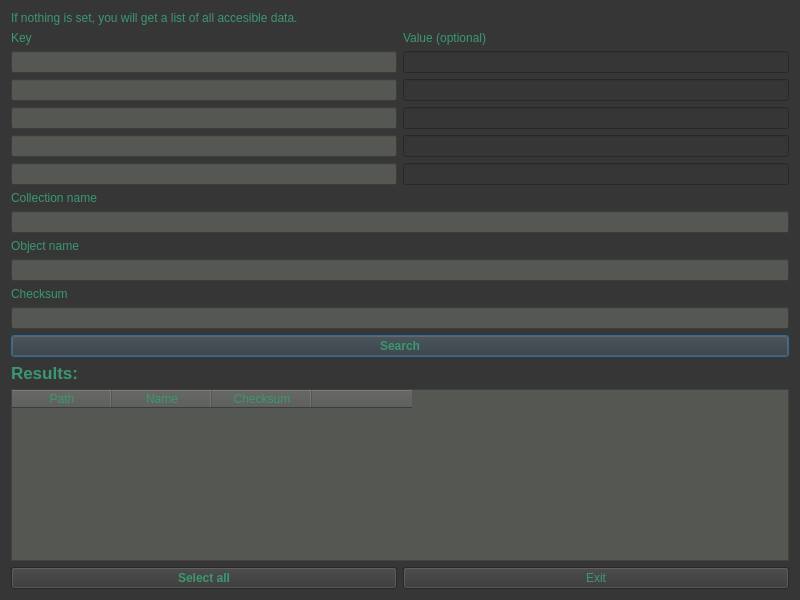
Old version of the form irods-basicGUI/ui-files/searchDialog.ui in the repository iBridges-for-iRODS/iBridges.
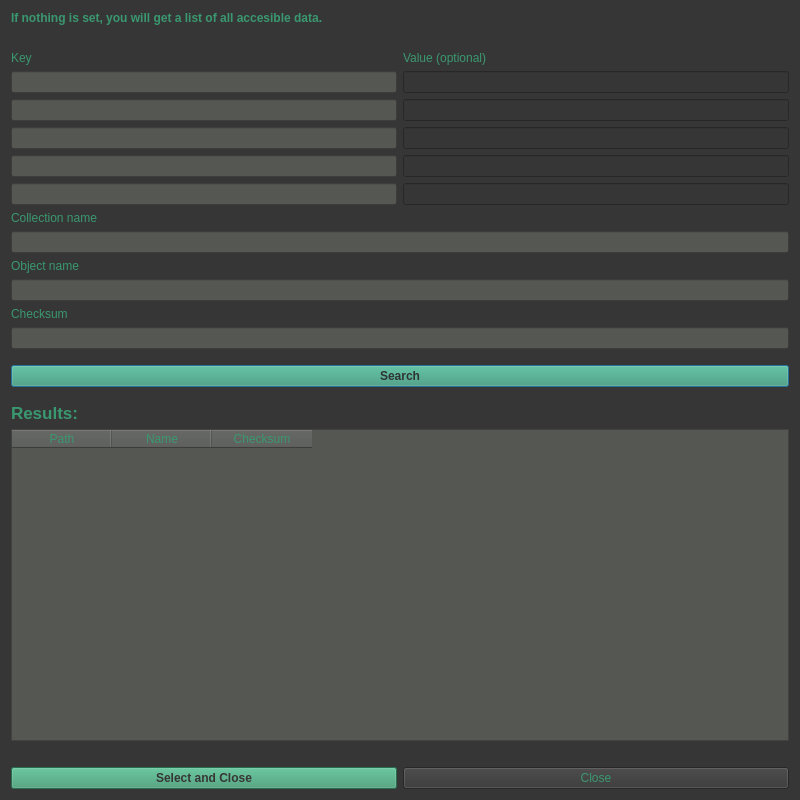
New version of the form.

Commit message: Search functionality: results are pushed to browser tab and Dialog is closed automatically.

```diff
--- a/irods-basicGUI/ui-files/searchDialog.ui
+++ b/irods-basicGUI/ui-files/searchDialog.ui
@@ -7,9 +7,15 @@
     <x>0</x>
     <y>0</y>
     <width>800</width>
-    <height>600</height>
+    <height>800</height>
    </rect>
   </property>
+  <property name="minimumSize">
+   <size>
+    <width>800</width>
+    <height>800</height>
+   </size>
+  </property>
   <property name="windowTitle">
    <string>Dialog</string>
   </property>
@@ -20,11 +26,33 @@
   <layout class="QVBoxLayout" name="verticalLayout_2">
    <item>
     <widget class="QLabel" name="label_7">
+     <property name="font">
+      <font>
+       <weight>75</weight>
+       <bold>true</bold>
+      </font>
+     </property>
      <property name="text">
       <string>If nothing is set, you will get a list of all accesible data.</string>
      </property>
     </widget>
    </item>
+   <item>
+    <spacer name="verticalSpacer">
+     <property name="orientation">
+      <enum>Qt::Vertical</enum>
+     </property>
+     <property name="sizeType">
+      <enum>QSizePolicy::Minimum</enum>
+     </property>
+     <property name="sizeHint" stdset="0">
+      <size>
+       <width>20</width>
+       <height>20</height>
+      </size>
+     </property>
+    </spacer>
+   </item>
    <item>
     <layout class="QGridLayout" name="gridLayout">
      <item row="7" column="1">
@@ -142,6 +170,22 @@
      </property>
     </widget>
    </item>
+   <item>
+    <spacer name="verticalSpacer_2">
+     <property name="orientation">
+      <enum>Qt::Vertical</enum>
+     </property>
+     <property name="sizeType">
+      <enum>QSizePolicy::Minimum</enum>
+     </property>
+     <property name="sizeHint" stdset="0">
+      <size>
+       <width>20</width>
+       <height>10</height>
+      </size>
+     </property>
+    </spacer>
+   </item>
    <item>
     <widget class="QPushButton" name="startSearchButton">
      <property name="font">
@@ -150,11 +194,31 @@
        <bold>true</bold>
       </font>
      </property>
+     <property name="styleSheet">
+      <string notr="true">background-color: rgb(58, 152, 112);
+color: rgb(46, 52, 54);</string>
+     </property>
      <property name="text">
       <string>Search</string>
      </property>
     </widget>
    </item>
+   <item>
+    <spacer name="verticalSpacer_3">
+     <property name="orientation">
+      <enum>Qt::Vertical</enum>
+     </property>
+     <property name="sizeType">
+      <enum>QSizePolicy::Minimum</enum>
+     </property>
+     <property name="sizeHint" stdset="0">
+      <size>
+       <width>20</width>
+       <height>10</height>
+      </size>
+     </property>
+    </spacer>
+   </item>
    <item>
     <layout class="QVBoxLayout" name="verticalLayout">
      <item>
@@ -205,13 +269,24 @@
          <string>Checksum</string>
         </property>
        </column>
-       <column>
-        <property name="text">
-         <string/>
-        </property>
-       </column>
       </widget>
      </item>
+     <item>
+      <spacer name="verticalSpacer_4">
+       <property name="orientation">
+        <enum>Qt::Vertical</enum>
+       </property>
+       <property name="sizeType">
+        <enum>QSizePolicy::Minimum</enum>
+       </property>
+       <property name="sizeHint" stdset="0">
+        <size>
+         <width>20</width>
+         <height>20</height>
+        </size>
+       </property>
+      </spacer>
+     </item>
      <item>
       <layout class="QHBoxLayout" name="horizontalLayout_2">
        <item>
@@ -222,15 +297,19 @@
            <bold>true</bold>
           </font>
          </property>
+         <property name="styleSheet">
+          <string notr="true">background-color: rgb(58, 152, 112);
+color: rgb(54, 54, 54);</string>
+         </property>
          <property name="text">
-          <string>Select all</string>
+          <string>Select and Close</string>
          </property>
         </widget>
        </item>
        <item>
         <widget class="QPushButton" name="searchExitButton">
          <property name="text">
-          <string>Exit</string>
+          <string>Close</string>
          </property>
         </widget>
        </item>
```
The commit also changes 4 other files.
